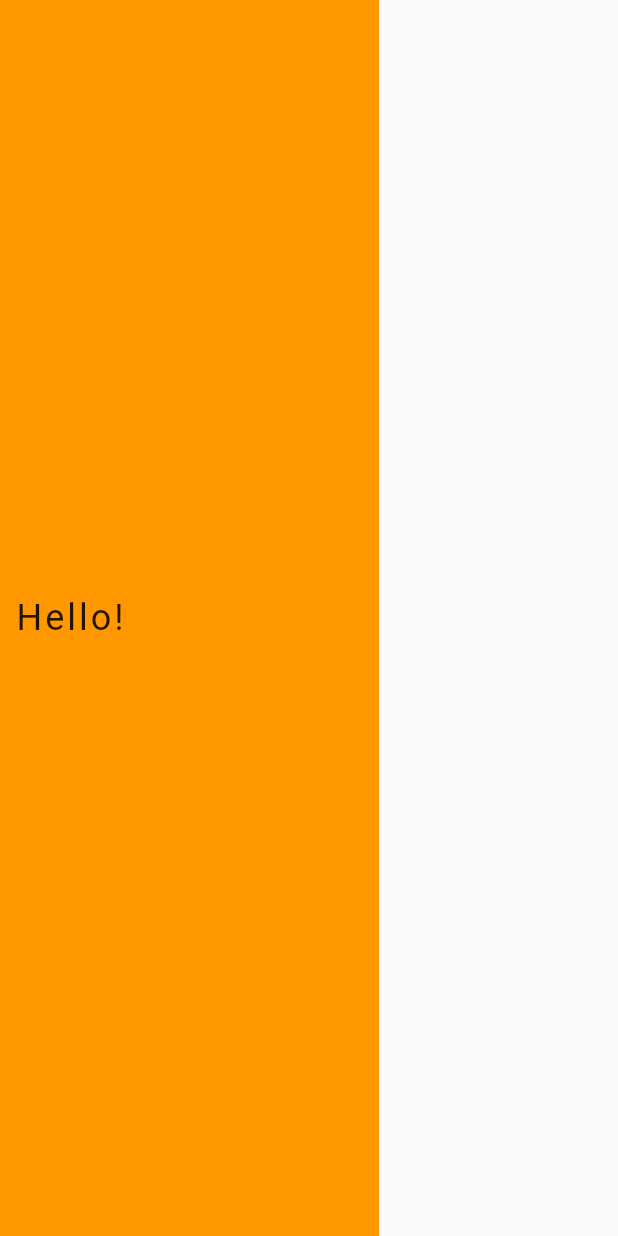
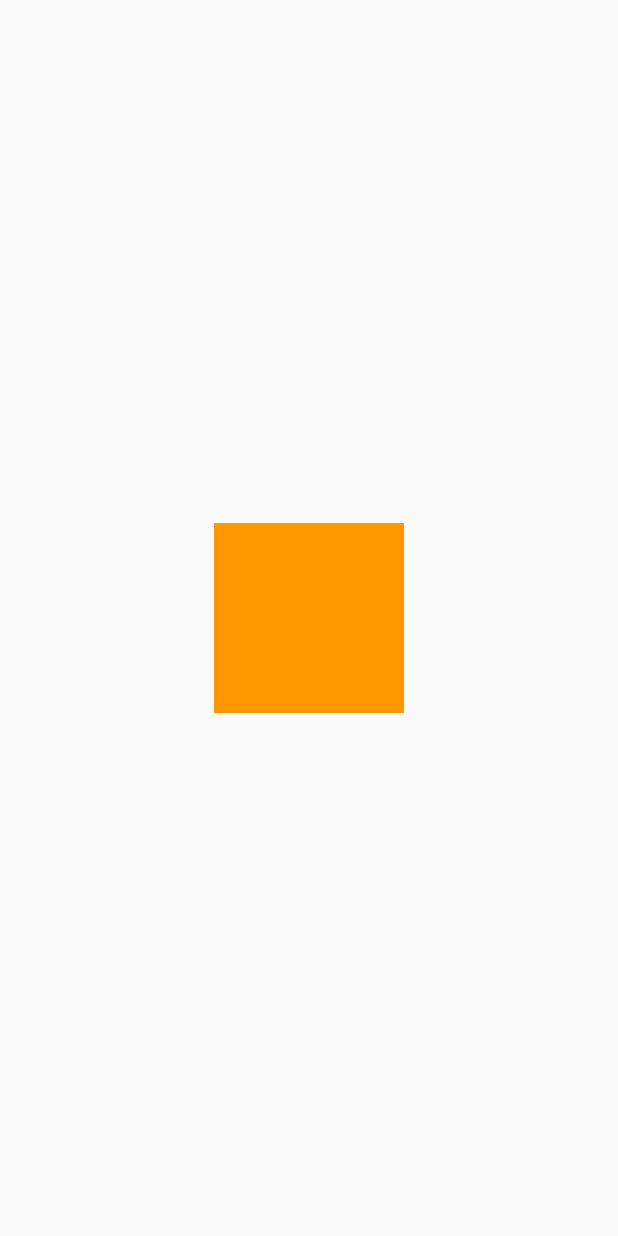
Before and after one commit to shahad-mahmud/flutter_animation_learning, a Flutter app: the first screen one second after launch, on a phone screen of 412 x 824 dp. Run offline on Flutter 3.47's test engine with Material 2 defaults, Android fonts, the phone set to English and light mode, and no system bars.

Commit message:
size changing container

```diff
--- a/lib/main.dart
+++ b/lib/main.dart
@@ -1,8 +1,9 @@
+import 'package:animationflutter/pages/colorAnimation.dart';
 import 'package:animationflutter/pages/simpleAnimation.dart';
 import 'package:flutter/material.dart';
 
 void main() => runApp(
   MaterialApp(
-    home: SimpleAnimation(),
+    home: ColorAnimation(),
   )
 );
--- /dev/null
+++ b/lib/pages/colorAnimation.dart
@@ -0,0 +1,52 @@
+import 'package:flutter/animation.dart';
+import 'package:flutter/material.dart';
+
+class ColorAnimation extends StatefulWidget {
+  @override
+  _ColorAnimationState createState() => _ColorAnimationState();
+}
+
+class _ColorAnimationState extends State<ColorAnimation>
+    with TickerProviderStateMixin {
+  Animation<double> animation;
+  AnimationController controller;
+
+  @override
+  void initState() {
+    super.initState();
+
+    controller =
+        AnimationController(duration: Duration(seconds: 3), vsync: this);
+
+    animation = Tween<double>(begin: 100, end: 200)
+        .animate(controller)
+        ..addListener(() {
+      setState(() {});
+    });
+    controller.forward();
+  }
+
+  @override
+  Widget build(BuildContext context) {
+    return AnimatedBuilder(
+      animation: controller,
+      builder: (BuildContext context, Widget child) {
+        return Scaffold(
+          body: Center(
+            child: Container(
+              color: Colors.orange,
+              height: animation.value,
+              width: animation.value,
+            ),
+          ),
+        );
+      },
+    );
+  }
+
+  @override
+  void dispose() {
+    controller.dispose();
+    super.dispose();
+  }
+}
```
